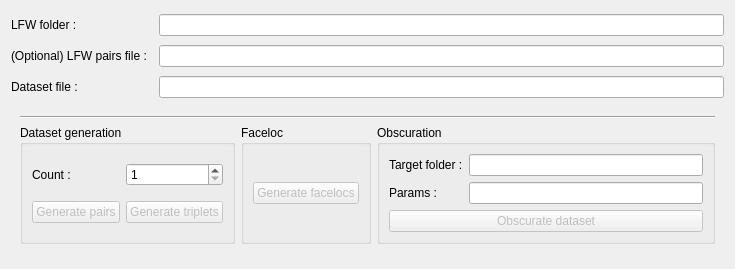
Old version of the form src/GUI/ToolWindow.ui in the repository AurelienBesnier/Projet-HAI927.
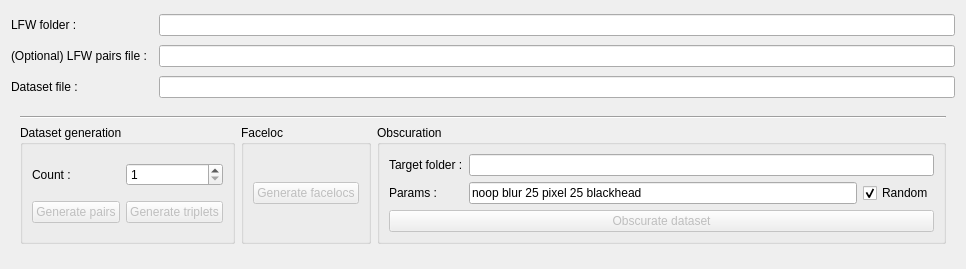
New version of the form. Custom widgets are drawn as their Qt base class.

Commit message: Dataset obscuration can now be non-random

What changed in the file:
```diff
--- a/src/GUI/ToolWindow.ui
+++ b/src/GUI/ToolWindow.ui
@@ -6,7 +6,7 @@
    <rect>
     <x>0</x>
     <y>0</y>
-    <width>735</width>
+    <width>966</width>
     <height>269</height>
    </rect>
   </property>
@@ -95,7 +95,11 @@
           </widget>
          </item>
          <item row="1" column="1">
-          <widget class="QLineEdit" name="obscuration_edit"/>
+          <widget class="QLineEdit" name="obscuration_edit">
+           <property name="text">
+            <string notr="true">noop blur 25 pixel 25 blackhead</string>
+           </property>
+          </widget>
          </item>
          <item row="0" column="0">
           <widget class="QLabel" name="label_6">
@@ -107,10 +111,20 @@
            </property>
           </widget>
          </item>
-         <item row="0" column="1">
+         <item row="1" column="2">
+          <widget class="QCheckBox" name="random_checkbox">
+           <property name="text">
+            <string>Random</string>
+           </property>
+           <property name="checked">
+            <bool>true</bool>
+           </property>
+          </widget>
+         </item>
+         <item row="0" column="1" colspan="2">
           <widget class="FileSelector" name="result_folder_selector"/>
          </item>
-         <item row="2" column="0" colspan="2">
+         <item row="2" column="0" colspan="3">
           <widget class="QPushButton" name="obscurate_button">
            <property name="enabled">
             <bool>false</bool>
```
Left out of the diff: 13 changed lines with no effect on the pictures. The commit also changes 3 other files.
